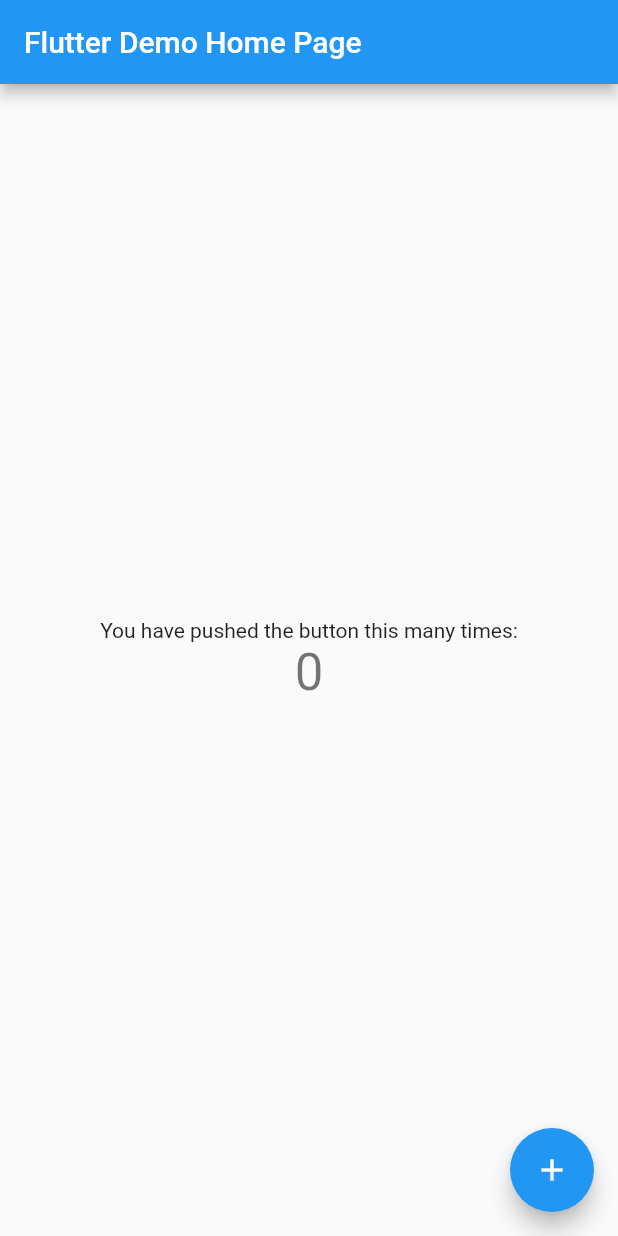
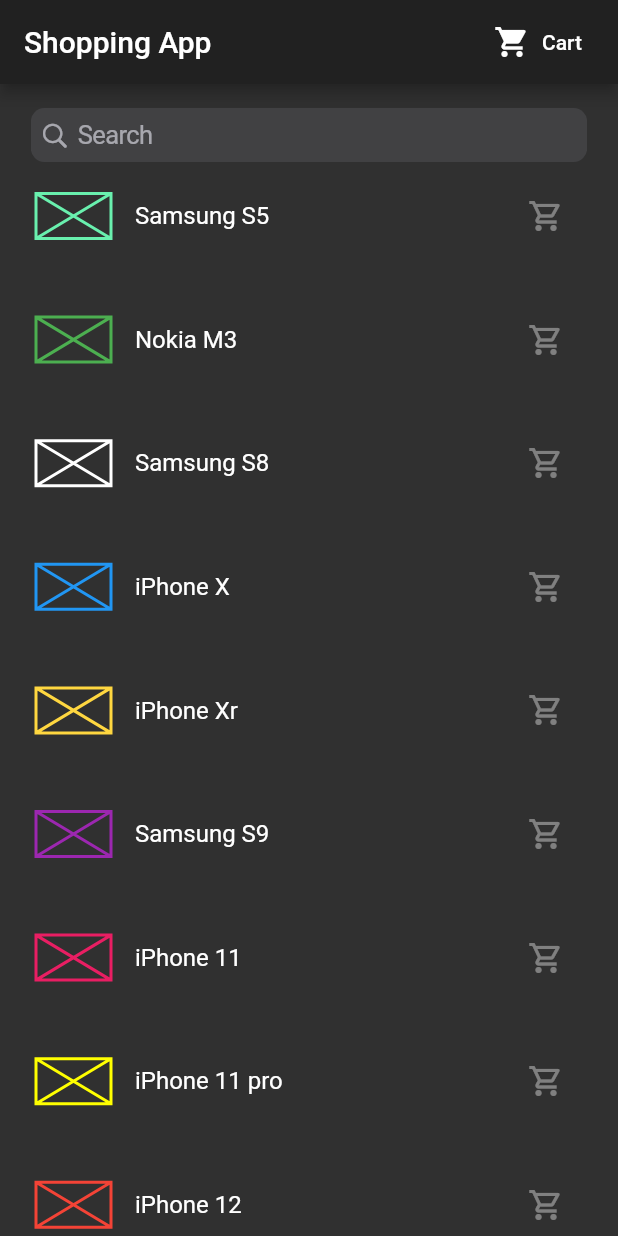
Before and after one commit to pinkeshdarji/flutter_cupertino_search_form, a Flutter app: the screen it shows after launch, on a phone screen of 412 x 824 dp. Run offline on Flutter 3.47's test engine with Material 2 defaults, Android fonts, the phone set to English and light mode, and no system bars.

Commit message:
Feat: Search feature added.

```diff
--- a/lib/main.dart
+++ b/lib/main.dart
@@ -1,113 +1,61 @@
+// import 'package:flutter/material.dart';
+//
+// import 'cupertino_search_widget.dart';
+//
+// void main() {
+//   runApp(MyApp());
+// }
+//
+// class MyApp extends StatefulWidget {
+//   @override
+//   _MyAppState createState() => _MyAppState();
+// }
+//
+// class _MyAppState extends State<MyApp> {
+//   @override
+//   Widget build(BuildContext context) {
+//     return MaterialApp(
+//       theme: ThemeData(
+//         primarySwatch: Colors.teal,
+//         brightness: Brightness.dark,
+//       ),
+//       debugShowCheckedModeBanner: false,
+//       home: CupertionSearchWidget(),
+//     );
+//   }
+// }
+
+import 'package:cupertino_search_form/screens/cart_page.dart';
+import 'package:cupertino_search_form/screens/home.dart';
 import 'package:flutter/material.dart';
+import 'package:provider/provider.dart';
+
+import 'models/cart.dart';
 
 void main() {
   runApp(MyApp());
 }
 
 class MyApp extends StatelessWidget {
-  // This widget is the root of your application.
   @override
   Widget build(BuildContext context) {
-    return MaterialApp(
-      title: 'Flutter Demo',
-      theme: ThemeData(
-        // This is the theme of your application.
-        //
-        // Try running your application with "flutter run". You'll see the
-        // application has a blue toolbar. Then, without quitting the app, try
-        // changing the primarySwatch below to Colors.green and then invoke
-        // "hot reload" (press "r" in the console where you ran "flutter run",
-        // or simply save your changes to "hot reload" in a Flutter IDE).
-        // Notice that the counter didn't reset back to zero; the application
-        // is not restarted.
-        primarySwatch: Colors.blue,
-      ),
-      home: MyHomePage(title: 'Flutter Demo Home Page'),
-    );
+    return ChangeNotifierProvider<Cart>(
+        create: (context) => Cart(),
+        child: MaterialApp(
+          title: 'Flutter Demo',
+          theme: ThemeData(
+            primarySwatch: Colors.teal,
+            brightness: Brightness.dark,
+            // textButtonTheme: TextButtonThemeData(
+            //     style: TextButton.styleFrom(primary: Colors.red)),
+          ),
+          routes: {
+            HomePage.routeName: (context) => HomePage(),
+            CartPage.routeName: (context) => CartPage(),
+          },
+          initialRoute: HomePage.routeName,
+          //home: MyBookings(),
+          debugShowCheckedModeBanner: false,
+        ));
   }
 }
-
-class MyHomePage extends StatefulWidget {
-  MyHomePage({Key key, this.title}) : super(key: key);
-
-  // This widget is the home page of your application. It is stateful, meaning
-  // that it has a State object (defined below) that contains fields that affect
-  // how it looks.
-
-  // This class is the configuration for the state. It holds the values (in this
-  // case the title) provided by the parent (in this case the App widget) and
-  // used by the build method of the State. Fields in a Widget subclass are
-  // always marked "final".
-
-  final String title;
-
-  @override
-  _MyHomePageState createState() => _MyHomePageState();
-}
-
-class _MyHomePageState extends State<MyHomePage> {
-  int _counter = 0;
-
-  void _incrementCounter() {
-    setState(() {
-      // This call to setState tells the Flutter framework that something has
-      // changed in this State, which causes it to rerun the build method below
-      // so that the display can reflect the updated values. If we changed
-      // _counter without calling setState(), then the build method would not be
-      // called again, and so nothing would appear to happen.
-      _counter++;
-    });
-  }
-
-  @override
-  Widget build(BuildContext context) {
-    // This method is rerun every time setState is called, for instance as done
-    // by the _incrementCounter method above.
-    //
-    // The Flutter framework has been optimized to make rerunning build methods
-    // fast, so that you can just rebuild anything that needs updating rather
-    // than having to individually change instances of widgets.
-    return Scaffold(
-      appBar: AppBar(
-        // Here we take the value from the MyHomePage object that was created by
-        // the App.build method, and use it to set our appbar title.
-        title: Text(widget.title),
-      ),
-      body: Center(
-        // Center is a layout widget. It takes a single child and positions it
-        // in the middle of the parent.
-        child: Column(
-          // Column is also a layout widget. It takes a list of children and
-          // arranges them vertically. By default, it sizes itself to fit its
-          // children horizontally, and tries to be as tall as its parent.
-          //
-          // Invoke "debug painting" (press "p" in the console, choose the
-          // "Toggle Debug Paint" action from the Flutter Inspector in Android
-          // Studio, or the "Toggle Debug Paint" command in Visual Studio Code)
-          // to see the wireframe for each widget.
-          //
-          // Column has various properties to control how it sizes itself and
-          // how it positions its children. Here we use mainAxisAlignment to
-          // center the children vertically; the main axis here is the vertical
-          // axis because Columns are vertical (the cross axis would be
-          // horizontal).
-          mainAxisAlignment: MainAxisAlignment.center,
-          children: <Widget>[
-            Text(
-              'You have pushed the button this many times:',
-            ),
-            Text(
-              '$_counter',
-              style: Theme.of(context).textTheme.headline4,
-            ),
-          ],
-        ),
-      ),
-      floatingActionButton: FloatingActionButton(
-        onPressed: _incrementCounter,
-        tooltip: 'Increment',
-        child: Icon(Icons.add),
-      ), // This trailing comma makes auto-formatting nicer for build methods.
-    );
-  }
-}
--- /dev/null
+++ b/lib/models/cart.dart
@@ -0,0 +1,22 @@
+// Copyright 2020 The Flutter Authors. All rights reserved.
+// Use of this source code is governed by a BSD-style license that can be
+// found in the LICENSE file.
+
+import 'package:flutter/material.dart';
+
+/// The [Cart] class holds a list of cart items saved by the user.
+class Cart extends ChangeNotifier {
+  final List<int> _cartItems = [];
+
+  List<int> get items => _cartItems;
+
+  void add(int itemNo) {
+    _cartItems.add(itemNo);
+    notifyListeners();
+  }
+
+  void remove(int itemNo) {
+    _cartItems.remove(itemNo);
+    notifyListeners();
+  }
+}
--- /dev/null
+++ b/lib/models/product.dart
@@ -0,0 +1,8 @@
+import 'package:flutter/material.dart';
+
+class Product {
+  final String name;
+  final Color color;
+
+  const Product(this.name, this.color);
+}
--- /dev/null
+++ b/lib/screens/home.dart
@@ -0,0 +1,178 @@
+// Copyright 2020 The Flutter Authors. All rights reserved.
+// Use of this source code is governed by a BSD-style license that can be
+// found in the LICENSE file.
+
+import 'package:flutter/cupertino.dart';
+import 'package:flutter/material.dart';
+import 'package:provider/provider.dart';
+
+import '../models/cart.dart';
+import '../models/product.dart';
+import '../screens/product_page.dart';
+import 'cart_page.dart';
+
+class HomePage extends StatefulWidget {
+  static String routeName = '/';
+
+  @override
+  _HomePageState createState() => _HomePageState();
+}
+
+class _HomePageState extends State<HomePage> {
+  double _crossAxisSpacing = 8, _mainAxisSpacing = 12, _aspectRatio = 5;
+
+  int _crossAxisCount = 1;
+  List<Product> _filteredProducts = products;
+  TextEditingController _controller;
+
+  @override
+  void initState() {
+    super.initState();
+    _controller = TextEditingController();
+  }
+
+  @override
+  void dispose() {
+    _controller.dispose();
+    super.dispose();
+  }
+
+  @override
+  Widget build(BuildContext context) {
+    double screenWidth = MediaQuery.of(context).size.width;
+
+    var width = (screenWidth - ((_crossAxisCount - 1) * _crossAxisSpacing)) /
+        _crossAxisCount;
+    var height = width / _aspectRatio;
+
+    return Scaffold(
+      appBar: AppBar(
+        title: Text('Shopping App'),
+        actions: <Widget>[
+          Padding(
+            padding: const EdgeInsets.only(right: 16),
+            child: TextButton.icon(
+              style: TextButton.styleFrom(primary: Colors.white),
+              onPressed: () {
+                Navigator.pushNamed(context, CartPage.routeName);
+              },
+              icon: Icon(Icons.shopping_cart),
+              label: Text('Cart'),
+              key: Key('cart'),
+            ),
+          ),
+        ],
+      ),
+      body: Column(
+        children: [
+          FractionallySizedBox(
+            widthFactor: 0.9,
+            child: ClipRect(
+                child: Padding(
+              padding: const EdgeInsets.only(top: 16),
+              child: CupertinoSearchTextField(
+                controller: _controller,
+                onChanged: (value) {
+                  _updateProductList(value);
+                },
+                onSubmitted: (value) {
+                  _updateProductList(value);
+                },
+                onSuffixTap: () {
+                  _updateProductList('');
+                },
+              ),
+            )),
+          ),
+          Expanded(
+            child: LayoutBuilder(builder: (context, constraints) {
+              return GridView.builder(
+                itemCount: _filteredProducts.length,
+                itemBuilder: (context, index) =>
+                    ProductTile(_filteredProducts[index]),
+                gridDelegate: SliverGridDelegateWithFixedCrossAxisCount(
+                  crossAxisCount: constraints.maxWidth > 700 ? 4 : 1,
+                  childAspectRatio: 5,
+                ),
+              );
+            }),
+          ),
+        ],
+      ),
+    );
+  }
+
+  void _updateProductList(String value) {
+    debugPrint('$value');
+
+    if (value.length > 0) {
+      _filteredProducts = _filteredProducts
+          .where((element) =>
+              element.name.toLowerCase().contains(value.toLowerCase()))
+          .toList();
+    } else {
+      _controller.text = '';
+      _filteredProducts = products;
+    }
+
+    setState(() {});
+  }
+}
+
+class ProductTile extends StatelessWidget {
+  final Product _product;
+
+  const ProductTile(
+    this._product,
+  );
+
+  @override
+  Widget build(BuildContext context) {
+    var cartList = Provider.of<Cart>(context);
+    return Padding(
+      padding: const EdgeInsets.all(8.0),
+      child: ListTile(
+        onTap: () {
+          Navigator.pushNamed(
+            context,
+            ProductPage.routeName,
+            arguments: _product,
+          );
+        },
+        leading: Container(
+          width: 50,
+          height: 30,
+          child: Placeholder(
+            color: _product.color,
+          ),
+        ),
+        title: Text(
+          _product.name,
+          key: Key('text_${_product.name}'),
+        ),
+        trailing: IconButton(
+          key: Key('icon_${_product.name}'),
+          icon: Icon(Icons.shopping_cart_outlined),
+        ),
+      ),
+    );
+  }
+}
+
+const List<Product> products = const <Product>[
+  const Product('Samsung S5', Colors.greenAccent),
+  const Product('Nokia M3', Colors.green),
+  const Product('Samsung S8', Colors.white),
+  const Product('iPhone X', Colors.blue),
+  const Product('iPhone Xr', Colors.amberAccent),
+  const Product('Samsung S9', Colors.purple),
+  const Product('iPhone 11', Colors.pink),
+  const Product('iPhone 11 pro', Colors.yellowAccent),
+  const Product('iPhone 12', Colors.red),
+  const Product('iPhone 12 mini', Colors.blueAccent),
+  const Product('Nokia M2', Colors.deepOrange),
+  const Product('iPhone 11 pro max', Colors.cyan),
+  const Product('Motorola X1', Colors.lightBlue),
+  const Product('Motorola X2', Colors.deepPurpleAccent),
+  const Product('Motorola X5', Colors.indigoAccent),
+];
--- a/pubspec.yaml
+++ b/pubspec.yaml
@@ -28,6 +28,7 @@ dependencies:
   # The following adds the Cupertino Icons font to your application.
   # Use with the CupertinoIcons class for iOS style icons.
   cupertino_icons: ^1.0.2
+  provider: ^4.3.3
 
 dev_dependencies:
   flutter_test:
```
Also changed, not shown: lib/cupertino_search_widget.dart (added, +47 -0 lines), lib/screens/cart_page.dart (added, +84 -0 lines), lib/screens/product_page.dart (added, +28 -0 lines), lib/form.dart (added), pubspec.lock.
